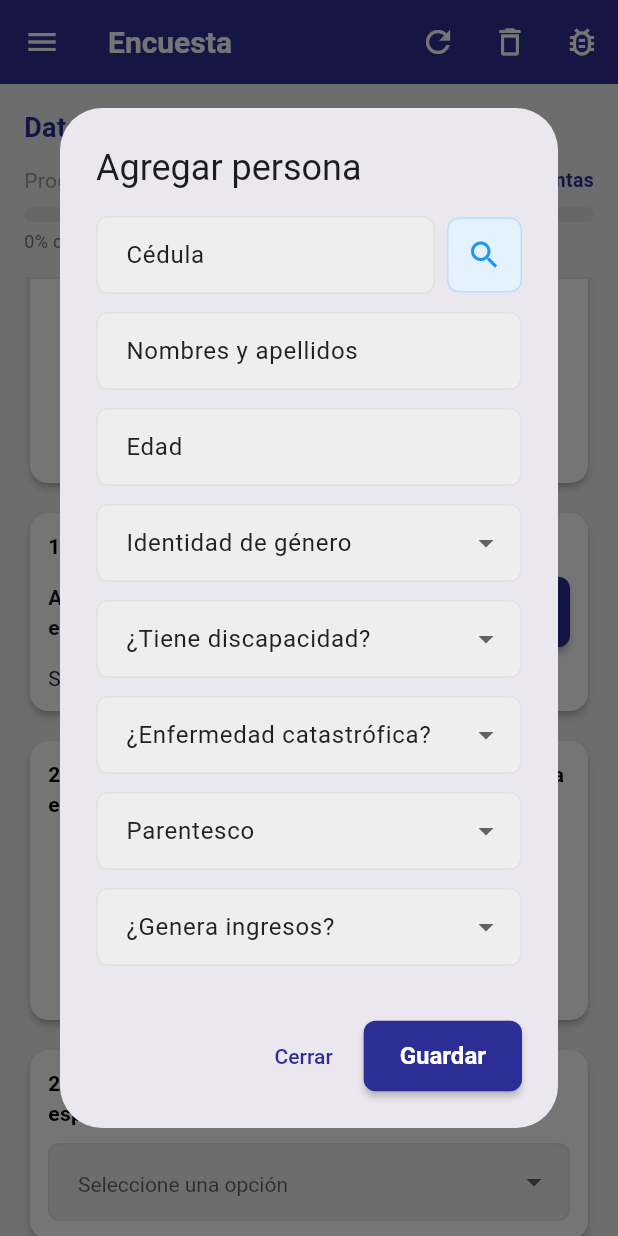
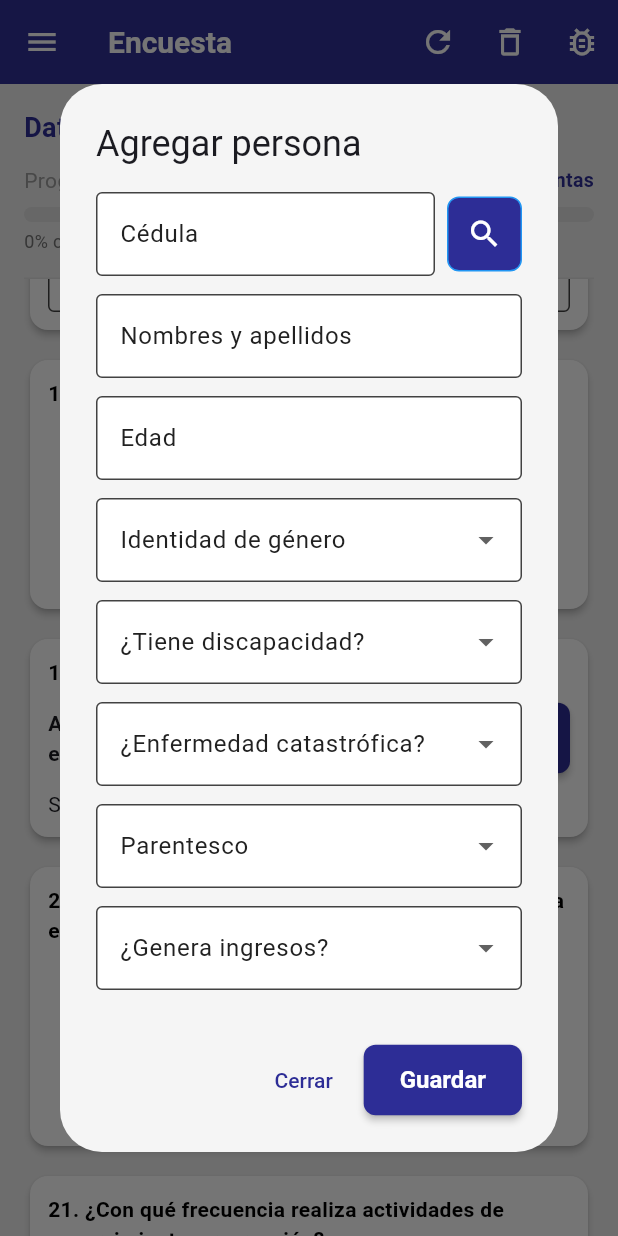
Before and after one commit to BrayanVegaG0/VPAMFORTE, a Flutter app: the SurveysPage screen opened by its route, scrolled down 2880 dp, after a tap on "Agregar", on a phone screen of 412 x 824 dp. Run offline on Flutter 3.47's test engine with Material 3 defaults, Android fonts, the phone set to English and light mode, and no system bars; our stand-ins replace equatable, flutter_bloc, flutter_secure_storage, geolocator, shared_preferences; accounts and stored records are empty.

Commit message:
Actualización observaciones vista Tics y arreglo de Flujo de la encuesta + PcD

```diff
--- a/lib/presentation/pages/registered_surveys_page.dart
+++ b/lib/presentation/pages/registered_surveys_page.dart
@@ -117,8 +117,9 @@ class _RegisteredSurveysPageState extends State<RegisteredSurveysPage> {
                     Padding(
                       padding: const EdgeInsets.fromLTRB(16, 16, 16, 8),
                       child: Card(
-                        elevation: 0,
-                        color: AppColors.primary.withOpacity(0.05),
+                        elevation: 2, // Slight elevation for white card
+                        color: Colors.white, // White background
+                        shadowColor: Colors.black12,
                         shape: RoundedRectangleBorder(
                           borderRadius: BorderRadius.circular(16),
                           side: BorderSide(
@@ -189,6 +190,7 @@ class _RegisteredSurveysPageState extends State<RegisteredSurveysPage> {
                             vertical: 12,
                           ),
                           decoration: BoxDecoration(
+                            color: Colors.white,
                             border: Border.all(color: Colors.grey[300]!),
                             borderRadius: BorderRadius.circular(12),
                           ),
@@ -351,11 +353,21 @@ class _RegisteredSurveysPageState extends State<RegisteredSurveysPage> {
                                             ),
                                             PopupMenuItem(
                                               value: 'delete',
-                                              child: Text(
-                                                'Eliminar',
-                                                style: TextStyle(
-                                                  color: Colors.red,
-                                                ),
+                                              child: Row(
+                                                // Using Row for Icon + Text or just Icon if preferred, but user said "icon of trash"
+                                                children: const [
+                                                  Icon(
+                                                    Icons.delete,
+                                                    color: Colors.red,
+                                                  ),
+                                                  SizedBox(width: 8),
+                                                  //Text(
+                                                  //'Eliminar',
+                                                  //style: TextStyle(
+                                                  //  color: Colors.red,
+                                                  //),
+                                                  //),
+                                                ],
                                               ),
                                             ),
                                           ],
@@ -405,9 +417,9 @@ class _RegisteredSurveysPageState extends State<RegisteredSurveysPage> {
       bottomNavigationBar: SafeArea(
         minimum: const EdgeInsets.fromLTRB(
           16,
-          8,
+          24, // Top padding
           16,
-          24,
+          48, // Increased bottom padding to avoid overlap with nav buttons
         ), // ✅ Aumentado el padding inferior
         child: BlocBuilder<SurveyBloc, SurveyState>(
           buildWhen: (p, c) =>
--- a/lib/presentation/pages/splash_page.dart
+++ b/lib/presentation/pages/splash_page.dart
@@ -22,11 +22,7 @@ class _SplashPageState extends State<SplashPage> {
 
   @override
   Widget build(BuildContext context) {
-    return const Scaffold(
-      body: Center(
-        child: _SplashContent(),
-      ),
-    );
+    return const Scaffold(body: Center(child: _SplashContent()));
   }
 }
 
@@ -40,10 +36,9 @@ class _SplashContent extends StatelessWidget {
       children: [
         // Si el asset falla, muestra ícono
         Image(
-          image: AssetImage('assets/images/logo_mdh.png'),
+          image: AssetImage('assets/images/ic_banner_mdh.png'),
           width: 180,
-          errorBuilder: (_, __, ___) =>
-              Icon(Icons.account_balance, size: 120),
+          errorBuilder: (_, __, ___) => Icon(Icons.account_balance, size: 120),
         ),
         SizedBox(height: 32),
         CircularProgressIndicator(),
--- a/lib/presentation/pages/surveys_page.dart
+++ b/lib/presentation/pages/surveys_page.dart
@@ -18,6 +18,7 @@ import '../state/survey/survey_event.dart';
 import '../state/survey/survey_state.dart';
 
 import '../widgets/ecuador_location_dropdown.dart';
+import '../utils/survey_input_styles.dart';
 import '../widgets/household_members_question.dart';
 import 'survey_submission_summary_page.dart';
 import '../utils/survey_section_filter_helper.dart';
@@ -658,7 +659,12 @@ class _WizardButtons extends StatelessWidget {
         ? visibleSections.last
         : surveySectionsOrder.last;
     final lastPageIndex = surveySectionsOrder.indexOf(lastVisibleSection);
-    final isLastPage = pageIndex >= lastPageIndex;
+
+    // Si estamos en la última sección absoluta (PCD), forzar lastPage
+    // O si el índice actual supera/iguala al último visible
+    final isLastPage =
+        (pageIndex >= surveySectionsOrder.length - 1) ||
+        (pageIndex >= lastPageIndex);
 
     if (pageIndex == 0 && !isLastPage) {
       return SizedBox(
@@ -736,6 +742,7 @@ class _QuestionCard extends StatelessWidget {
     );
 
     return Card(
+      color: Colors.white, // ✅ Fondo blanco
       shape: RoundedRectangleBorder(
         side: borderSide,
         borderRadius: BorderRadius.circular(12),
@@ -846,16 +853,11 @@ class _QuestionInput extends StatelessWidget {
   }
 
   InputDecoration _decoration({String? hintText, bool isReadOnly = false}) {
-    return InputDecoration(
-      border: const OutlineInputBorder(),
+    return SurveyInputStyles.decoration(
       hintText: hintText,
       errorText: markError ? 'Campo obligatorio' : null,
       suffixIcon: isReadOnly
-          ? const Icon(
-              Icons.lock,
-              size: 16,
-              color: Colors.blue,
-            ) // 🔒 Candado azul
+          ? const Icon(Icons.lock, size: 16, color: Colors.blue)
           : null,
     );
   }
@@ -1057,14 +1059,13 @@ class _QuestionInput extends StatelessWidget {
                       }
                     },
               child: InputDecorator(
-                decoration: InputDecoration(
-                  border: const OutlineInputBorder(),
+                decoration: SurveyInputStyles.decoration(
+                  hintText: 'Seleccione una fecha',
+                  errorText: markError ? 'Campo obligatorio' : null,
                   suffixIcon: Icon(
                     isReadOnly ? Icons.lock : Icons.calendar_month,
                     color: isReadOnly ? Colors.blue : null,
                   ),
-                  hintText: 'Seleccione una fecha',
-                  errorText: markError ? 'Campo obligatorio' : null,
                 ),
                 child: Text(
                   value ?? 'Seleccione una fecha',
@@ -1188,8 +1189,7 @@ class _BlocTextFieldState extends State<BlocTextField> {
       maxLines: widget.maxLines,
       enabled: !widget.isReadOnly,
       style: const TextStyle(color: Colors.black), // Texto negro
-      decoration: InputDecoration(
-        border: const OutlineInputBorder(),
+      decoration: SurveyInputStyles.decoration(
         hintText: 'Escribe aquí...',
         errorText: widget.markError ? 'Campo obligatorio' : null,
         suffixIcon: widget.isReadOnly && widget.fieldId != 'nroDocumentoM'
--- a/lib/presentation/state/survey/survey_bloc.dart
+++ b/lib/presentation/state/survey/survey_bloc.dart
@@ -15,6 +15,7 @@ import '../../../domain/usecases/clear_survey_draft_usecase.dart';
 import '../../../domain/usecases/consult_dinardap_usecase.dart';
 
 import '../../widgets/ecuador_location_dropdown.dart';
+import '../../utils/survey_section_filter_helper.dart';
 import 'survey_event.dart';
 import 'survey_state.dart';
 
@@ -165,10 +166,25 @@ class SurveyBloc extends Bloc<SurveyEvent, SurveyState> {
   }
 
   void _onPrevPage(SurveyPrevPageRequested event, Emitter<SurveyState> emit) {
-    final prev = (state.pageIndex - 1).clamp(0, surveySectionsOrder.length - 1);
+    if (state.pageIndex <= 0) return;
+
+    final allSections = surveySectionsOrder;
+    int prevIndex = state.pageIndex - 1;
+
+    // Retroceder hasta encontrar una sección visible
+    while (prevIndex >= 0) {
+      final section = allSections[prevIndex];
+      if (SurveySectionFilterHelper.shouldShowSection(section, state.answers)) {
+        break;
+      }
+      prevIndex--;
+    }
+
+    if (prevIndex < 0) prevIndex = 0;
+
     emit(
       state.copyWith(
-        pageIndex: prev,
+        pageIndex: prevIndex,
         message: null,
         showValidationErrors: false,
         invalidQuestionIds: const [],
@@ -229,11 +245,26 @@ class SurveyBloc extends Bloc<SurveyEvent, SurveyState> {
     }
     */
 
-    final next = (state.pageIndex + 1).clamp(0, surveySectionsOrder.length - 1);
+    // Calcular la siguiente sección visible
+    int nextIndex = state.pageIndex + 1;
+    final allSections = surveySectionsOrder;
+
+    while (nextIndex < allSections.length) {
+      final section = allSections[nextIndex];
+      if (SurveySectionFilterHelper.shouldShowSection(section, state.answers)) {
+        break;
+      }
+      nextIndex++;
+    }
+
+    // Si nos pasamos, nos quedamos en la última visible (o la actual)
+    if (nextIndex >= allSections.length) {
+      nextIndex = state.pageIndex;
+    }
 
     emit(
       state.copyWith(
-        pageIndex: next,
+        pageIndex: nextIndex,
         showValidationErrors: false,
         invalidQuestionIds: const [],
         firstInvalidQuestionId: null,
--- /dev/null
+++ b/lib/presentation/utils/survey_input_styles.dart
@@ -0,0 +1,50 @@
+import 'package:flutter/material.dart';
+
+/// Centralized styles for survey input fields.
+class SurveyInputStyles {
+  SurveyInputStyles._(); // Private constructor
+
+  /// Background color for input fields (white).
+  static const Color inputFillColor = Colors.white;
+
+  /// Border color for input fields (dark grey).
+  static const Color inputBorderColor = Color(0xFF424242);
+
+  /// Standard InputDecoration for all survey fields.
+  static InputDecoration decoration({
+    String? hintText,
+    String? labelText,
+    String? errorText,
+    Widget? suffixIcon,
+    bool isDense = false,
+    EdgeInsetsGeometry? contentPadding,
+  }) {
+    return InputDecoration(
+      filled: true,
+      fillColor: inputFillColor,
+      hintText: hintText,
+      labelText: labelText,
+      errorText: errorText,
+      suffixIcon: suffixIcon,
+      isDense: isDense,
+      contentPadding:
+          contentPadding ??
+          const EdgeInsets.symmetric(horizontal: 12, vertical: 16),
+      border: const OutlineInputBorder(
+        borderSide: BorderSide(color: inputBorderColor),
+      ),
+      enabledBorder: const OutlineInputBorder(
+        borderSide: BorderSide(color: inputBorderColor),
+      ),
+      focusedBorder: const OutlineInputBorder(
+        borderSide: BorderSide(color: inputBorderColor, width: 2.0),
+      ),
+      errorBorder: const OutlineInputBorder(
+        borderSide: BorderSide(color: Colors.red, width: 1.5),
+      ),
+      focusedErrorBorder: const OutlineInputBorder(
+        borderSide: BorderSide(color: Colors.red, width: 2.0),
+      ),
+    );
+  }
+}
--- a/lib/presentation/utils/survey_section_filter_helper.dart
+++ b/lib/presentation/utils/survey_section_filter_helper.dart
@@ -39,14 +39,25 @@ class SurveySectionFilterHelper {
     SurveySection section,
     Map<String, dynamic> answers,
   ) {
-    // Si no es una sección exclusiva de adultos mayores, siempre se muestra
-    if (!_elderOnlySections.contains(section)) {
-      return true;
+    final raw = answers['idServMdh'];
+    if (raw == null)
+      return !_elderOnlySections.contains(section) &&
+          section != SurveySection.fichaPcd;
+
+    final serviceId = raw.toString().trim();
+
+    // 1. Regla específica para Ficha PCD: solo si serv == '4'
+    if (section == SurveySection.fichaPcd) {
+      return serviceId == '4';
     }
 
-    // Para secciones de adultos mayores, verificar si el servicio seleccionado es '3' (Adulto Mayor)
-    final serviceId = answers['idServMdh']?.toString();
-    return serviceId == '3';
+    // 2. Reglas para secciones exclusivas de adulto mayor
+    if (_elderOnlySections.contains(section)) {
+      return serviceId == '3';
+    }
+
+    // 3. El resto de secciones siempre visibles
+    return true;
   }
 
   /// Filtra la lista de secciones según la edad del encuestado
--- a/lib/presentation/widgets/ecuador_location_dropdown.dart
+++ b/lib/presentation/widgets/ecuador_location_dropdown.dart
@@ -1,6 +1,7 @@
 import 'dart:convert';
 import 'package:flutter/material.dart';
 import 'package:flutter/services.dart';
+import '../utils/survey_input_styles.dart';
 
 class _GeoProvince {
   final int id;
@@ -308,11 +309,11 @@ class _EcuadorLocationDropdownState extends State<EcuadorLocationDropdown> {
     return int.tryParse(s);
   }
 
-  InputDecoration _decoration({required String hint}) => InputDecoration(
-    border: const OutlineInputBorder(),
-    hintText: hint,
-    errorText: widget.markError ? 'Campo obligatorio' : null,
-  );
+  InputDecoration _decoration({required String hint}) =>
+      SurveyInputStyles.decoration(
+        hintText: hint,
+        errorText: widget.markError ? 'Campo obligatorio' : null,
+      );
 
   String? _safeValue(String? current, List<GeoOption> items) {
     if (current == null) return null;
--- a/lib/presentation/widgets/household_members_question.dart
+++ b/lib/presentation/widgets/household_members_question.dart
@@ -5,7 +5,9 @@ import 'package:flutter_bloc/flutter_bloc.dart';
 import '../../domain/entities/household_member.dart';
 import '../state/survey/survey_bloc.dart';
 import '../state/survey/survey_event.dart';
+import '../utils/survey_input_styles.dart';
 import '../state/survey/survey_state.dart';
+import '../../core/theme/app_colors.dart';
 
 class HouseholdMembersQuestion extends StatelessWidget {
   final String questionId; // ej: 'personasHogarM'
@@ -100,6 +102,7 @@ class HouseholdMembersQuestion extends StatelessWidget {
                 children: [
                   for (int i = 0; i < members.length; i++)
                     Card(
+                      color: Colors.white, // ✅ Fondo blanco
                       elevation: 2,
                       margin: const EdgeInsets.only(bottom: 12),
                       shape: RoundedRectangleBorder(
@@ -578,6 +581,7 @@ class _MemberDialogState extends State<_MemberDialog> {
         : (widget.initial == null ? 'Agregar persona' : 'Editar persona');
 
     return AlertDialog(
+      backgroundColor: const Color(0xFFF5F5F5), // ✅ Fondo plomo/gris claro
       title: Text(title),
       content: SizedBox(
         width: 560,
@@ -593,9 +597,8 @@ class _MemberDialogState extends State<_MemberDialog> {
                       child: TextFormField(
                         controller: _cedula,
                         enabled: !_ro,
-                        decoration: const InputDecoration(
+                        decoration: SurveyInputStyles.decoration(
                           labelText: 'Cédula',
-                          border: OutlineInputBorder(),
                         ),
                         validator: (v) {
                           final ced = (v ?? '').trim().replaceAll(
@@ -634,19 +637,22 @@ class _MemberDialogState extends State<_MemberDialog> {
                     ),
                     const SizedBox(width: 8),
                     if (!_ro)
-                      // ✅ Botón DINARDAP solo ícono
+                      // ✅ Botón DINARDAP estilo "Guardar"
                       Container(
                         width: 50,
                         height: 50,
                         decoration: BoxDecoration(
-                          color: Colors.blue[50], // color suave
+                          color: AppColors.primary, // ✅ Fondo azul
                           borderRadius: BorderRadius.circular(8),
-                          border: Border.all(color: Colors.blue[100]!),
+                          border: Border.all(color: Colors.blue),
                         ),
                         child: IconButton(
                           tooltip: 'Consultar DINARDAP',
-                          onPressed: _consultDinardap, // ✅ Ya maneja su loading
-                          icon: const Icon(Icons.search, color: Colors.blue),
+                          onPressed: _consultDinardap,
+                          icon: const Icon(
+                            Icons.search,
+                            color: Colors.white,
+                          ), // ✅ Icono blanco
                         ),
                       ),
                   ],
@@ -670,11 +676,10 @@ class _MemberDialogState extends State<_MemberDialog> {
                 TextFormField(
                   controller: _nombres,
                   enabled: !_ro && !_nombreFromDinardap,
-                  decoration: InputDecoration(
+                  decoration: SurveyInputStyles.decoration(
                     labelText: 'Nombres y apellidos',
-                    border: const OutlineInputBorder(),
                     suffixIcon: _nombreFromDinardap
-                        ? const Icon(Icons.lock, size: 16, color: Colors.grey)
+                        ? const Icon(Icons.lock, size: 16, color: Colors.blue)
                         : null,
                   ),
                   validator: (v) =>
@@ -692,11 +697,10 @@ class _MemberDialogState extends State<_MemberDialog> {
                   controller: _edad,
                   enabled: !_ro && !_edadFromDinardap,
                   keyboardType: TextInputType.number,
-                  decoration: InputDecoration(
+                  decoration: SurveyInputStyles.decoration(
                     labelText: 'Edad',
-                    border: const OutlineInputBorder(),
                     suffixIcon: _edadFromDinardap
-                        ? const Icon(Icons.lock, size: 16, color: Colors.grey)
+                        ? const Icon(Icons.lock, size: 16, color: Colors.blue)
                         : null,
                   ),
                   validator: (v) {
@@ -736,12 +740,10 @@ class _MemberDialogState extends State<_MemberDialog> {
                           _applyConditionalCleanup();
                         }),
                   validator: (v) => _reqDropdown(v),
-                  decoration: InputDecoration(
+                  decoration: SurveyInputStyles.decoration(
                     labelText: 'Identidad de género',
-                    border: const OutlineInputBorder(),
-                    // ✅ Lock icon for Gender
                     suffixIcon: _generoFromDinardap
-                        ? const Icon(Icons.lock, size: 16, color: Colors.grey)
+                        ? const Icon(Icons.lock, size: 16, color: Colors.blue)
                         : null,
                   ),
                 ),
@@ -752,9 +754,12 @@ class _MemberDialogState extends State<_MemberDialog> {
                   DropdownButtonFormField<String>(
                     isExpanded: true, // ✅ Texto largo permitido
                     value: etapaGestacional,
-                    decoration: const InputDecoration(
-                      labelText: '¿Mujer en etapa gestacional?',
-                      border: OutlineInputBorder(),
+                    decoration: SurveyInputStyles.decoration().copyWith(
+                      label: const Text(
+                        '¿Mujer en etapa gestacional?',
+                        maxLines: 2,
+                        overflow: TextOverflow.visible,
+                      ),
                     ),
                     items: _siNo.entries
                         .map(
@@ -780,9 +785,8 @@ class _MemberDialogState extends State<_MemberDialog> {
                   DropdownButtonFormField<String>(
                     isExpanded: true, // ✅ Texto largo permitido
                     value: menorTrabaja,
-                    decoration: const InputDecoration(
+                    decoration: SurveyInputStyles.decoration(
                       labelText: '¿Menor de edad trabajando?',
-                      border: OutlineInputBorder(),
                     ),
                     items: _siNo.entries
                         .map(
@@ -807,9 +811,8 @@ class _MemberDialogState extends State<_MemberDialog> {
                 DropdownButtonFormField<String>(
                   isExpanded: true, // ✅ Texto largo permitido
                   value: tieneDiscapacidad,
-                  decoration: const InputDecoration(
+                  decoration: SurveyInputStyles.decoration(
                     labelText: '¿Tiene discapacidad?',
-                    border: OutlineInputBorder(),
                   ),
                   items: _siNo.entries
                       .map(
@@ -834,9 +837,8 @@ class _MemberDialogState extends State<_MemberDialog> {
                   DropdownButtonFormField<String>(
                     isExpanded: true, // ✅ Texto largo permitido
                     value: tipoDiscapacidad,
-                    decoration: const InputDecoration(
+                    decoration: SurveyInputStyles.decoration(
                       labelText: 'Tipo de discapacidad',
-                      border: OutlineInputBorder(),
                     ),
                     items: _tipoDiscapacidad.entries
                         .map(
@@ -860,9 +862,12 @@ class _MemberDialogState extends State<_MemberDialog> {
                     controller: _porcentaje,
                     enabled: !_ro,
                     keyboardType: TextInputType.number,
-                    decoration: const InputDecoration(
-                      labelText: 'Porcentaje de discapacidad (0-100)',
-                      border: OutlineInputBorder(),
+                    decoration: SurveyInputStyles.decoration().copyWith(
+                      label: const Text(
+                        'Porcentaje de discapacidad (0-100)',
+                        maxLines: 2,
+                        overflow: TextOverflow.visible,
+                      ),
                     ),
                     validator: (v) {
                       final n = int.tryParse((v ?? '').trim());
@@ -878,9 +883,12 @@ class _MemberDialogState extends State<_MemberDialog> {
                 DropdownButtonFormField<String>(
                   isExpanded: true, // ✅ Texto largo permitido
                   value: enfermedadCatastrofica,
-                  decoration: const InputDecoration(
-                    labelText: '¿Enfermedad catastrófica?',
-                    border: OutlineInputBorder(),
+                  decoration: SurveyInputStyles.decoration().copyWith(
+                    label: const Text(
+                      '¿Enfermedad catastrófica?',
+                      maxLines: 2,
+                      overflow: TextOverflow.visible,
+                    ),
                   ),
                   items: _siNo.entries
                       .map(
@@ -901,9 +909,8 @@ class _MemberDialogState extends State<_MemberDialog> {
                 DropdownButtonFormField<String>(
                   isExpanded: true, // ✅ Texto largo permitido
                   value: parentesco,
-                  decoration: const InputDecoration(
+                  decoration: SurveyInputStyles.decoration(
                     labelText: 'Parentesco',
-                    border: OutlineInputBorder(),
                   ),
                   items: _parentesco.entries
                       .map(
@@ -922,9 +929,8 @@ class _MemberDialogState extends State<_MemberDialog> {
                 DropdownButtonFormField<String>(
                   isExpanded: true, // ✅ Texto largo permitido
                   value: generaIngresos,
-                  decoration: const InputDecoration(
+                  decoration: SurveyInputStyles.decoration(
                     labelText: '¿Genera ingresos?',
-                    border: OutlineInputBorder(),
                   ),
                   items: _siNo.entries
                       .map(
@@ -951,9 +957,12 @@ class _MemberDialogState extends State<_MemberDialog> {
                     keyboardType: const TextInputType.numberWithOptions(
                       decimal: true,
                     ),
-                    decoration: const InputDecoration(
-                      labelText: '¿Cuánto genera de ingresos?',
-                      border: OutlineInputBorder(),
+                    decoration: SurveyInputStyles.decoration().copyWith(
+                      label: const Text(
+                        '¿Cuánto genera de ingresos?',
+                        maxLines: 2,
+                        overflow: TextOverflow.visible,
+                      ),
                     ),
                     validator: (v) {
                       final d = double.tryParse(
```
Also changed, not shown: 4 other files.
